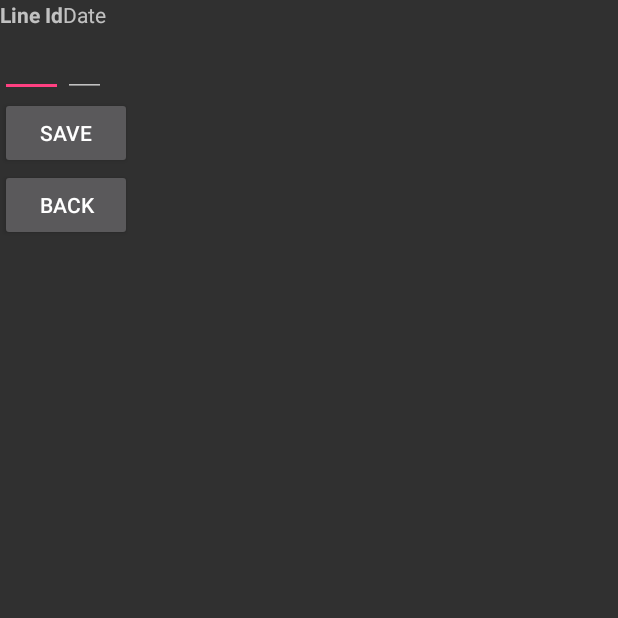
After one commit to tbonelaforge/Skatelines, an Android app: the SessionLogActivity screen opened directly, with no data from a screen before it, on a phone screen of 412 x 824 dp, the top half of it. The commit adds this screen. Run offline under Robolectric (Android 15) with nearby library versions, the phone set to English and light mode, and no system bars; 4 statements that could not run were skipped.

Commit message:
Adding Session logging with loader-display!

```diff
--- a/app/src/main/AndroidManifest.xml
+++ b/app/src/main/AndroidManifest.xml
@@ -14,8 +14,8 @@
                 <category android:name="android.intent.category.LAUNCHER" />
             </intent-filter>
         </activity>
-        <activity android:name=".LineEditorActivity">
-        </activity>
+        <activity android:name=".LineEditorActivity"></activity>
+        <activity android:name=".SessionLogActivity"></activity>
     </application>
 
 </manifest>
--- /dev/null
+++ b/app/src/main/java/com/tford/skatelines/LineService.java
@@ -0,0 +1,46 @@
+package com.tford.skatelines;
+
+import android.database.Cursor;
+import android.database.sqlite.SQLiteDatabase;
+
+import java.util.ArrayList;
+import java.util.List;
+
+/**
+ * Created by tford on 12/26/16.
+ */
+
+public class LineService {
+    public static boolean isValidLineId(SkatelinesDbHelper dbHelper, int lineId) {
+        SQLiteDatabase db = dbHelper.getReadableDatabase();
+        Cursor cursor = db.rawQuery(
+                "SELECT * FROM line where id = ?;",
+                new String[]{String.valueOf(lineId)}
+        );
+        boolean hasFirst = cursor.moveToFirst();
+        if (!hasFirst) {
+            return false;
+        }
+        String description = cursor.getString(cursor.getColumnIndexOrThrow("description"));
+        System.out.printf("Determined the line id %d is valid: %s %n", lineId, description);
+        return true;
+    }
+
+    public static List<Line> getAllLines(SkatelinesDbHelper dbHelper) {
+        List<Line> lines = new ArrayList<Line>();
+        SQLiteDatabase db = dbHelper.getReadableDatabase();
+        Cursor cursor = db.rawQuery(
+                "SELECT * FROM line;",
+                new String[]{}
+        );
+        if (cursor.moveToFirst()) {
+            do {
+                Integer id = Integer.valueOf(cursor.getInt(cursor.getColumnIndexOrThrow("id")));
+                String description = cursor.getString(cursor.getColumnIndexOrThrow("description"));
+                Line line = new Line(id, description);
+                lines.add(line);
+            } while (cursor.moveToNext());
+        }
+        return lines;
+    }
+}
--- /dev/null
+++ b/app/src/main/java/com/tford/skatelines/SaveSessionLoader.java
@@ -0,0 +1,144 @@
+package com.tford.skatelines;
+
+import android.content.AsyncTaskLoader;
+import android.content.Context;
+import android.database.Cursor;
+import android.database.sqlite.SQLiteDatabase;
+
+import java.text.ParseException;
+import java.util.ArrayList;
+import java.util.Date;
+import java.util.HashMap;
+import java.util.List;
+import java.util.Map;
+
+/**
+ * Created by tford on 12/23/16.
+ */
+
+public class SaveSessionLoader extends AsyncTaskLoader<List<Session>> {
+    private Integer lineId;
+    private String date;
+    private SkatelinesDbHelper dbHelper;
+
+    public SaveSessionLoader(Context context, Integer lineId, String date) {
+        super(context);
+        this.lineId = lineId;
+        this.date = date;
+        dbHelper = new SkatelinesDbHelper(context);
+    }
+
+    @Override
+    public List<Session> loadInBackground() {
+        List<Session> results;
+        if (lineId == null || date == null) {
+            results = querySessions();
+            return results;
+        }
+        System.out.println("Inside SaveSessionLoader.loadInBackground, got called.");
+        System.out.println("Here is where we would actually save the new session record");
+        if (!LineService.isValidLineId(dbHelper, lineId)) {
+            System.out.printf("The line id %d is not valid. %n", lineId);
+            return null;
+        }
+        Date parsedDate = tryToParseDate(date);
+        if (parsedDate == null) {
+            System.out.printf("Inside SaveSessionLoader.loadInBackground, the date %s is not valid. %n", date);
+            return null;
+        } else {
+            System.out.printf("Inside SaveSessionLoader.loadInBackground, determined the date %s IS valid -- about to insert a session record. %n", date);
+        }
+        insertSession(lineId, date);
+        results = querySessions();
+        return results;
+    }
+
+    @Override
+    public void deliverResult(List<Session> data) {
+        if (data != null) {
+            System.out.printf("Inside SaveSessionLoader.deliverResult, got called with data %s", data.toString());
+        } else {
+            System.out.printf("INside SaveSessionLoader.deliverResult, got called with null data! %n");
+        }
+        if (isReset()) { // This load is no longer valid, ignore result.
+            return;
+        }
+        if (isStarted()) {
+            super.deliverResult(data);
+        }
+    }
+
+    @Override
+    protected void onStartLoading() {
+        System.out.println("Inside SaveSessionLoader.onStartLoading, got called, about to force load......");
+        forceLoad();
+    }
+
+    @Override
+    protected void onStopLoading() {
+        System.out.println("Inside SaveSessionLoader.onStopLoading, got called, about to cancel load...");
+        cancelLoad();
+    }
+
+    @Override
+    protected void onReset() {
+        System.out.println("Inside SaveSessionLoader.onReset, got called, about to forward to onStopLoading...");
+        onStopLoading();
+    }
+
+    @Override
+    public void onCanceled(List<Session> data) {
+        System.out.println("Inside SaveSessionLoader.onCanceled, got called...");
+        super.onCanceled(data);
+    }
+
+    private void insertSession(int lineId, String date) {
+        System.out.printf("Inside SaveSessionLoader, got called with lineId: %d and date %s", lineId, date);
+        String[] values = {
+                String.valueOf(lineId),
+                String.valueOf(date)
+        };
+        String insertStatement = "INSERT INTO session(line_id, date) VALUES (?, ?)";
+        SQLiteDatabase db = dbHelper.getWritableDatabase();
+        db.execSQL(insertStatement, values);
+    }
+
+    private Date tryToParseDate(String date) {
+        try {
+            Date parsedDate = Session.simpleDateFormat.parse(date);
+            return parsedDate;
+        } catch (ParseException e) {
+            System.out.printf("Date input %s caused parse error: %s %n", date, e.toString());
+            return null;
+        }
+    }
+
+    private List<Session> querySessions() {
+        Map<Integer, Line> linesById = getAllLinesById();
+        List<Session> sessions = new ArrayList<Session>();
+        SQLiteDatabase db = dbHelper.getReadableDatabase();
+        Cursor cursor = db.rawQuery(
+                "SELECT * FROM session;",
+                new String[]{}
+        );
+        if (cursor.moveToFirst()) {
+            do {
+                int id = cursor.getInt(cursor.getColumnIndexOrThrow("id"));
+                int lineId = cursor.getInt(cursor.getColumnIndexOrThrow("line_id"));
+                Date date = tryToParseDate(cursor.getString(cursor.getColumnIndexOrThrow("date")));
+                Session session = new Session(id, lineId, date);
+                session.setLine(linesById.get(session.getLineId()));
+                sessions.add(session);
+            } while (cursor.moveToNext());
+        }
+        return sessions;
+    }
+
+    private Map<Integer, Line> getAllLinesById() {
+        Map<Integer, Line> linesById = new HashMap<Integer, Line>();
+        for (Line line : LineService.getAllLines(dbHelper)) {
+            linesById.put(Integer.valueOf(line.getId()), line);
+        }
+        return linesById;
+    }
+}
--- /dev/null
+++ b/app/src/main/java/com/tford/skatelines/SessionAdapter.java
@@ -0,0 +1,65 @@
+package com.tford.skatelines;
+
+import android.content.Context;
+import android.view.LayoutInflater;
+import android.view.View;
+import android.view.ViewGroup;
+import android.widget.BaseAdapter;
+import android.widget.TextView;
+
+import org.w3c.dom.Text;
+
+import java.text.SimpleDateFormat;
+import java.util.ArrayList;
+import java.util.List;
+
+/**
+ * Created by tford on 12/28/16.
+ */
+
+public class SessionAdapter extends BaseAdapter {
+    private LayoutInflater inflater;
+    private List<Session> sessions = new ArrayList<Session>();
+
+    private static SimpleDateFormat dateDisplayFormat = new SimpleDateFormat("MM-dd");
+
+    public SessionAdapter(Context context, List<Session> sessions) {
+        this.sessions = sessions;
+        inflater = LayoutInflater.from(context);
+    }
+
+    @Override
+    public View getView(int position, View view, ViewGroup parent) {
+        Session session = (Session) getItem(position);
+        if (view == null) {
+            view = inflater.inflate(R.layout.session_data, null);
+        }
+        TextView sessionLineIdView = (TextView) view.findViewById(R.id.session_line_id_data);
+        sessionLineIdView.setText(session.getLine().getDescription());
+        TextView sessionDateView = (TextView) view.findViewById(R.id.session_date_data);
+        String sessionDateText = dateDisplayFormat.format(session.getDate());
+        sessionDateView.setText(sessionDateText);
+        return view;
+    }
+
+    @Override
+    public Object getItem(int position) {
+        return sessions.get(position);
+    }
+
+    @Override
+    public long getItemId(int position) {
+        return position;
+    }
+
+    @Override
+    public int getCount() {
+        return sessions.size();
+    }
+
+    public void setSessions(List<Session> data) {
+        sessions = new ArrayList<Session>();
+        sessions.addAll(data);
+        notifyDataSetChanged();
+    }
+}
--- /dev/null
+++ b/app/src/main/java/com/tford/skatelines/SessionLogActivity.java
@@ -0,0 +1,99 @@
+package com.tford.skatelines;
+
+import android.app.Activity;
+import android.app.LoaderManager;
+import android.content.Intent;
+import android.content.Loader;
+import android.os.Bundle;
+import android.util.Log;
+import android.view.View;
+import android.widget.Button;
+import android.widget.EditText;
+import android.widget.ListView;
+
+import com.tford.skatelines.MainActivity;
+import com.tford.skatelines.R;
+import com.tford.skatelines.SkatelinesDbHelper;
+
+import java.util.ArrayList;
+import java.util.List;
+
+public class SessionLogActivity extends Activity implements LoaderManager.LoaderCallbacks<List<Session>> {
+    private SkatelinesDbHelper dbHelper;
+    private Button savingButton;
+    private SessionAdapter sessionAdapter;
+
+    private static final String EXTRA_SESSION_LINE_ID = "session_line_id";
+    private static final String EXTRA_SESSION_DATE = "session_date";
+
+    private static final int SESSION_LOG_LOADER_ID = 1;
+
+    @Override
+    protected void onCreate(Bundle savedInstanceState) {
+        super.onCreate(savedInstanceState);
+        Intent intent = getIntent();
+        setContentView(R.layout.activity_session_log);
+        sessionAdapter = new SessionAdapter(this, new ArrayList<Session>());
+        ListView sessionListView = (ListView) findViewById(R.id.logged_sessions);
+        sessionListView.setAdapter(sessionAdapter);
+        savingButton = (Button) findViewById(R.id.save_session_button);
+        dbHelper = new SkatelinesDbHelper(getApplicationContext());
+        getLoaderManager().initLoader(SESSION_LOG_LOADER_ID, new Bundle(), this);
+    }
+
+    public void saveSession(View view) {
+        EditText sessionLineIdBox = (EditText) findViewById(R.id.session_line_id);
+        int sessionLineId = Integer.valueOf(sessionLineIdBox.getText().toString());
+        EditText sessionDateBox = (EditText) findViewById(R.id.session_date);
+        String sessionDateString = sessionDateBox.getText().toString();
+        System.out.printf("Inside SessionLogActivity.saveSession, I want to save (line_id: %d, date: %s)%n", sessionLineId, sessionDateString);
+        LoaderManager loaderManager = getLoaderManager();
+        Bundle bundle = new Bundle();
+        bundle.putSerializable(EXTRA_SESSION_LINE_ID, new Integer(sessionLineId));
+        bundle.putSerializable(EXTRA_SESSION_DATE, sessionDateString);
+        loaderManager.restartLoader(SESSION_LOG_LOADER_ID, bundle, this); // Real loader, which should deliver.
+    }
+
+    public void backToMain(View view) {
+        Intent mainActivityIntent = new Intent(this, MainActivity.class);
+        startActivity(mainActivityIntent);
+    }
+
+    public void onPause() { super.onPause(); }
+
+    public void onResume() {
+        super.onResume();
+    }
+
+    public void onStop() {
+        super.onStop();
+    }
+
+    public void onDestroy() {
+        super.onDestroy();
+    }
+
+    @Override
+    public Loader<List<Session>> onCreateLoader(int id, Bundle args) {
+        Integer sessionLineId = (Integer) args.getSerializable(EXTRA_SESSION_LINE_ID);
+        String sessionDateString = (String) args.getSerializable(EXTRA_SESSION_DATE);
+        SaveSessionLoader saveSessionLoader = new SaveSessionLoader(this, sessionLineId, sessionDateString);
+        return saveSessionLoader;
+    }
+
+    @Override
+    public void onLoaderReset(Loader<List<Session>> loader) {
+        System.out.printf("Inside SessionLogActivity.onLoaderReset, got called!!!");
+        sessionAdapter.setSessions(new ArrayList<Session>());
+    }
+
+    @Override
+    public void onLoadFinished(Loader<List<Session>> loader, List<Session> data) {
+        if (data != null) {
+            System.out.printf("Inside SessionLogActivity.onLoadFinished, got called with data: %s %n", data.toString());
+            sessionAdapter.setSessions(data);
+            //findSavingButton().setText("Saved");
+        }
+    }
+
+}
--- /dev/null
+++ b/app/src/main/res/layout/activity_session_log.xml
@@ -0,0 +1,54 @@
+<?xml version="1.0" encoding="utf-8"?>
+<LinearLayout xmlns:android="http://schemas.android.com/apk/res/android"
+    android:orientation="vertical" android:layout_width="match_parent"
+    android:layout_height="match_parent">
+    <TableLayout
+        android:layout_width="wrap_content"
+        android:layout_height="wrap_content">
+        <TableRow>
+            <TextView
+                android:layout_width="wrap_content"
+                android:layout_height="wrap_content"
+                android:text="Line Id"
+                android:textStyle="bold">
+            </TextView>
+            <TextView
+                android:layout_width="wrap_content"
+                android:layout_height="wrap_content"
+                android:text="Date">
+            </TextView>
+        </TableRow>
+        <TableRow>
+            <EditText
+                android:id="@+id/session_line_id"
+                android:layout_width="wrap_content"
+                android:layout_height="wrap_content">
+            </EditText>
+            <EditText
+                android:id="@+id/session_date"
+                android:layout_width="wrap_content"
+                android:layout_height="wrap_content">
+            </EditText>
+        </TableRow>
+    </TableLayout>
+
+    <Button
+        android:id="@+id/save_session_button"
+        android:layout_width="wrap_content"
+        android:layout_height="wrap_content"
+        android:text="Save"
+        android:onClick="saveSession">
+    </Button>
+    <Button
+        android:id="@+id/back_to_main_from_session_log"
+        android:layout_width="wrap_content"
+        android:layout_height="wrap_content"
+        android:text="Back"
+        android:onClick="backToMain">
+    </Button>
+    <ListView
+        android:id="@+id/logged_sessions"
+        android:layout_width="match_parent"
+        android:layout_height="match_parent">
+    </ListView>
+</LinearLayout>
```
Also changed, not shown: app/src/main/java/com/tford/skatelines/Line.java (added, +23 -0 lines), app/src/main/java/com/tford/skatelines/MainActivity.java (+7 -0 lines), app/src/main/java/com/tford/skatelines/SaveLineLoader.java (+7 -9 lines), app/src/main/java/com/tford/skatelines/Session.java (added, +48 -0 lines), app/src/main/res/layout/activity_main.xml (+7 -0 lines), app/src/main/res/layout/session_data.xml (added, +21 -0 lines).
